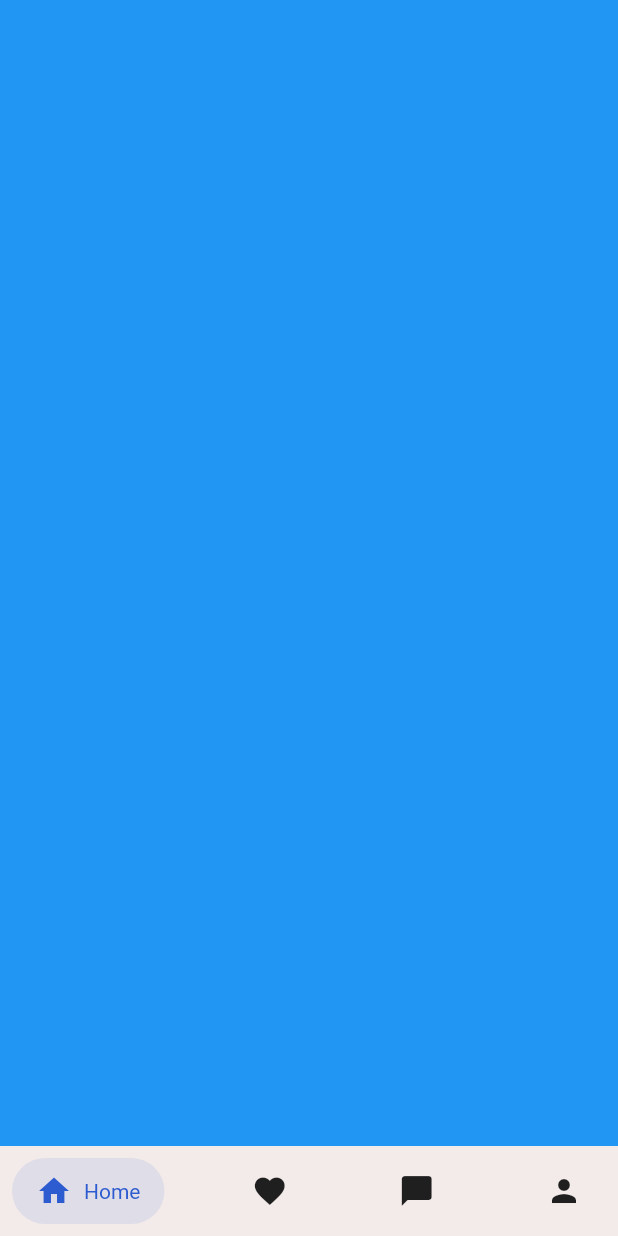
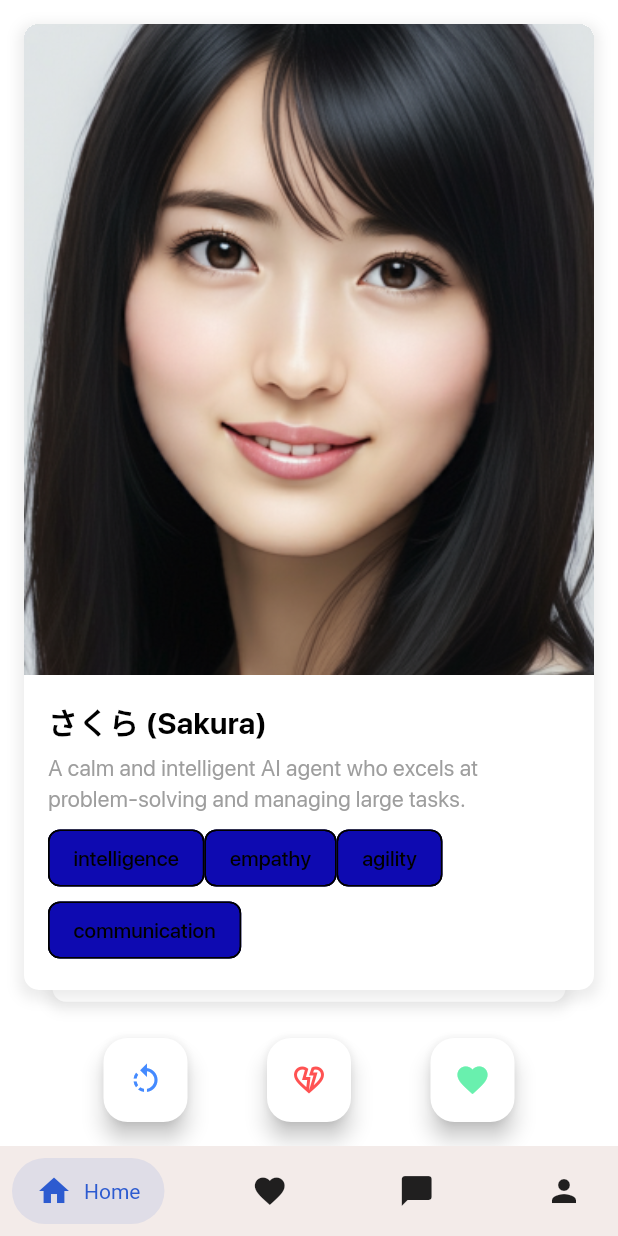
Before and after one commit to manhtuan1712/ai_chat, a Flutter app: the screen it shows after launch, on a phone screen of 412 x 824 dp. Run offline on Flutter 3.47's test engine with Material 3 defaults, Android fonts, the phone set to English and light mode, and no system bars; drawn by our look-alikes of flutter_card_swiper, salomon_bottom_bar; our stand-ins replace audioplayers, chat_bubbles, dartz, dio, equatable, flutter_bloc and 9 more; generated files the repository leaves out were written again; network calls fail.

Commit message:
Add home screen with Tinder swiper

```diff
--- /dev/null
+++ b/lib/feature/home/data/model/ai_agent_model.dart
@@ -0,0 +1,32 @@
+import 'package:json_annotation/json_annotation.dart';
+
+part 'ai_agent_model.g.dart';
+
+@JsonSerializable()
+class AIAgentModel {
+  final String? id;
+
+  final String? name;
+
+  final String? subName;
+
+  final String? description;
+
+  final Map<String, dynamic>? attributes;
+
+  final String? image;
+
+  AIAgentModel({
+    this.id,
+    this.name,
+    this.subName,
+    this.description,
+    this.attributes,
+    this.image,
+  });
+
+  factory AIAgentModel.fromJson(Map<String, dynamic> json) =>
+      _$AIAgentModelFromJson(json);
+
+  Map<String, dynamic> toJson() => _$AIAgentModelToJson(this);
+}
--- a/lib/feature/home/presentation/page/home_screen.dart
+++ b/lib/feature/home/presentation/page/home_screen.dart
@@ -1,4 +1,7 @@
 import 'package:flutter/material.dart';
+import 'package:flutter_card_swiper/flutter_card_swiper.dart';
+import 'package:shuei_ai_chat/feature/home/data/model/ai_agent_model.dart';
+import 'package:shuei_ai_chat/feature/home/presentation/widget/ai_agent_card_widget.dart';
 
 class HomeScreen extends StatefulWidget {
   const HomeScreen({super.key});
@@ -8,8 +11,195 @@ class HomeScreen extends StatefulWidget {
 }
 
 class HomeScreenState extends State<HomeScreen> {
+  final CardSwiperController controller = CardSwiperController();
+
+  final List<AIAgentModel> _agents = [
+    AIAgentModel(
+      id: '001',
+      name: 'さくら',
+      subName: 'Sakura',
+      description:
+          'A calm and intelligent AI agent who excels at problem-solving and managing large tasks.',
+      attributes: {
+        'intelligence': 9.5,
+        'empathy': 8.0,
+        'agility': 6.0,
+        'communication': 9.0,
+      },
+      image: 'assets/image/sakura.png',
+    ),
+    AIAgentModel(
+      id: '002',
+      name: 'ひかり',
+      subName: 'Hikari',
+      description:
+          'A lively and enthusiastic AI agent known for her energy and creativity.',
+      attributes: {
+        'intelligence': 7.5,
+        'empathy': 8.5,
+        'agility': 7.0,
+        'creativity': 9.5,
+      },
+      image: 'assets/image/hikari.png',
+    ),
+    AIAgentModel(
+      id: '003',
+      name: 'あい',
+      subName: 'Ai',
+      description:
+          'An empathetic and thoughtful AI agent specializing in customer support and emotional intelligence.',
+      attributes: {
+        'intelligence': 8.0,
+        'empathy': 9.8,
+        'communication': 9.5,
+        'problem_solving': 7.5,
+      },
+      image: 'assets/image/ai.png',
+    ),
+    AIAgentModel(
+      id: '004',
+      name: 'みゆき',
+      subName: 'Miyuki',
+      description:
+          'A calm and reserved AI agent who excels in organizing and structuring complex tasks.',
+      attributes: {
+        'intelligence': 8.5,
+        'empathy': 7.0,
+        'organization': 9.8,
+        'attention_to_detail': 9.0,
+      },
+      image: 'assets/image/miyuki.png',
+    ),
+    AIAgentModel(
+      id: '005',
+      name: 'つばさ',
+      subName: 'Tsubasa',
+      description:
+          'A dynamic and strong-willed AI agent focused on leadership and decision making.',
+      attributes: {
+        'intelligence': 9.0,
+        'leadership': 9.7,
+        'agility': 8.0,
+        'problem_solving': 9.2,
+      },
+      image: 'assets/image/tsubasa.png',
+    ),
+    AIAgentModel(
+      id: '006',
+      name: 'すみれ',
+      subName: 'Sumire',
+      description:
+          'An artistic AI agent with a creative mind and excellent visualization skills.',
+      attributes: {
+        'intelligence': 7.5,
+        'empathy': 7.8,
+        'creativity': 9.8,
+        'communication': 8.0,
+      },
+      image: 'assets/image/sumire.png',
+    ),
+  ];
+
+  var _cards = [];
+
+  @override
+  void initState() {
+    super.initState();
+    _cards = _agents.map(AIAGentCardWidget.new).toList();
+  }
+
+  @override
+  void dispose() {
+    controller.dispose();
+    super.dispose();
+  }
+
   @override
   Widget build(BuildContext context) {
-    return Container(color: Colors.blue);
+    return Scaffold(
+      body: SafeArea(
+        child: Column(
+          children: [
+            Flexible(
+              child: CardSwiper(
+                controller: controller,
+                cardsCount: _cards.length,
+                onSwipe: _onSwipe,
+                onUndo: _onUndo,
+                numberOfCardsDisplayed: 2,
+                padding: const EdgeInsets.all(
+                  16.0,
+                ),
+                cardBuilder: (
+                  context,
+                  index,
+                  horizontalThresholdPercentage,
+                  verticalThresholdPercentage,
+                ) =>
+                    _cards[index],
+              ),
+            ),
+            Padding(
+              padding: const EdgeInsets.all(16.0),
+              child: Row(
+                mainAxisAlignment: MainAxisAlignment.spaceEvenly,
+                children: [
+                  FloatingActionButton(
+                    backgroundColor: Colors.white,
+                    onPressed: controller.undo,
+                    child: const Icon(
+                      Icons.rotate_left,
+                      color: Colors.blueAccent,
+                    ),
+                  ),
+                  FloatingActionButton(
+                    backgroundColor: Colors.white,
+                    onPressed: () => controller.swipe(
+                      CardSwiperDirection.left,
+                    ),
+                    child: const Icon(
+                      Icons.heart_broken_outlined,
+                      color: Colors.redAccent,
+                    ),
+                  ),
+                  FloatingActionButton(
+                    backgroundColor: Colors.white,
+                    onPressed: () => controller.swipe(
+                      CardSwiperDirection.right,
+                    ),
+                    child: const Icon(
+                      Icons.favorite,
+                      color: Colors.greenAccent,
+                    ),
+                  ),
+                ],
+              ),
+            ),
+          ],
+        ),
+      ),
+    );
+  }
+
+  bool _onSwipe(
+    int previousIndex,
+    int? currentIndex,
+    CardSwiperDirection direction,
+  ) {
+    debugPrint(
+      'The card $previousIndex was swiped to the ${direction.name}. Now the card $currentIndex is on top',
+    );
+    return true;
+  }
+
+  bool _onUndo(
+    int? previousIndex,
+    int currentIndex,
+    CardSwiperDirection direction,
+  ) {
+    debugPrint(
+      'The card $currentIndex was undo from the ${direction.name}',
+    );
+    return true;
   }
 }
--- /dev/null
+++ b/lib/feature/home/presentation/widget/ai_agent_card_widget.dart
@@ -0,0 +1,95 @@
+import 'package:flutter/material.dart';
+import 'package:shuei_ai_chat/feature/home/data/model/ai_agent_model.dart';
+
+class AIAGentCardWidget extends StatelessWidget {
+  final AIAgentModel agentModel;
+
+  const AIAGentCardWidget(
+    this.agentModel, {
+    super.key,
+  });
+
+  @override
+  Widget build(BuildContext context) {
+    return Container(
+      clipBehavior: Clip.hardEdge,
+      decoration: BoxDecoration(
+        borderRadius: const BorderRadius.all(
+          Radius.circular(
+            10.0,
+          ),
+        ),
+        color: Colors.white,
+        boxShadow: [
+          BoxShadow(
+            color: Colors.grey.withOpacity(
+              0.2,
+            ),
+            spreadRadius: 3,
+            blurRadius: 7,
+            offset: const Offset(
+              0,
+              3,
+            ),
+          ),
+        ],
+      ),
+      alignment: Alignment.center,
+      child: Column(
+        crossAxisAlignment: CrossAxisAlignment.start,
+        children: [
+          Flexible(
+            child: Image.asset(
+              agentModel.image ?? '',
+              width: MediaQuery.sizeOf(context).width,
+              fit: BoxFit.fitWidth,
+            ),
+          ),
+          Padding(
+            padding: const EdgeInsets.all(
+              16.0,
+            ),
+            child: Column(
+              crossAxisAlignment: CrossAxisAlignment.start,
+              children: [
+                Text(
+                  '${agentModel.name} (${agentModel.subName})',
+                  style: const TextStyle(
+                    color: Colors.black,
+                    fontWeight: FontWeight.bold,
+                    fontSize: 20,
+                  ),
+                ),
+                const SizedBox(
+                  height: 5.0,
+                ),
+                Text(
+                  agentModel.description ?? '',
+                  style: const TextStyle(
+                    color: Colors.grey,
+                    fontSize: 15,
+                  ),
+                ),
+                const SizedBox(
+                  height: 5,
+                ),
+                Wrap(
+                  children: [
+                    ...agentModel.attributes?.keys.map(
+                          (attr) => Chip(
+                            label: Text(
+                              attr,
+                            ),
+                          ),
+                        ) ??
+                        [],
+                  ],
+                ),
+              ],
+            ),
+          ),
+        ],
+      ),
+    );
+  }
+}
--- a/pubspec.yaml
+++ b/pubspec.yaml
@@ -35,6 +35,7 @@ dependencies:
   provider: ^6.1.2
   audioplayers: ^6.1.0
   salomon_bottom_bar: ^3.3.2
+  flutter_card_swiper: ^7.0.1
 
 dev_dependencies:
   flutter_test:
@@ -52,6 +53,7 @@ flutter:
     - assets/icon/
     - assets/font/
     - assets/animation/
+    - assets/image/
     - .env
   fonts:
     - family: SFProDisplay
```
Also changed, not shown: assets/image/ai.png (added), assets/image/hikari.png (added), assets/image/miyuki.png (added), assets/image/sakura.png (added), assets/image/sumire.png (added), assets/image/tsubasa.png (added), lib/feature/home/data/model/ai_agent_model.g.dart (added), pubspec.lock.
